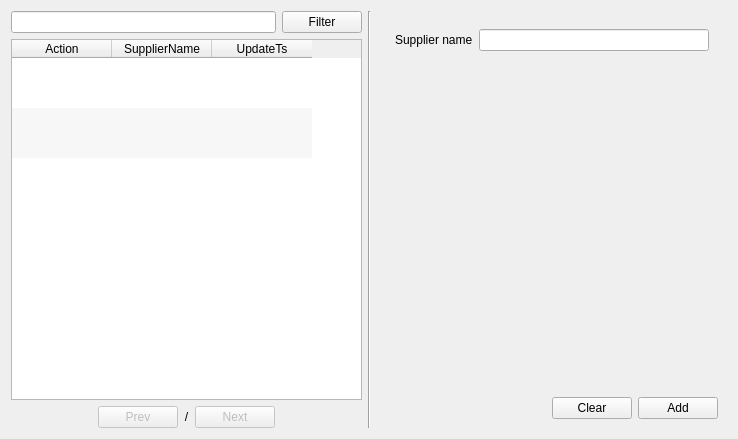
The window that app/views/templates/generated/ManageSupplier.ui (rondalefloyd/mts-pos) describes before a commit, drawn with Qt 5.
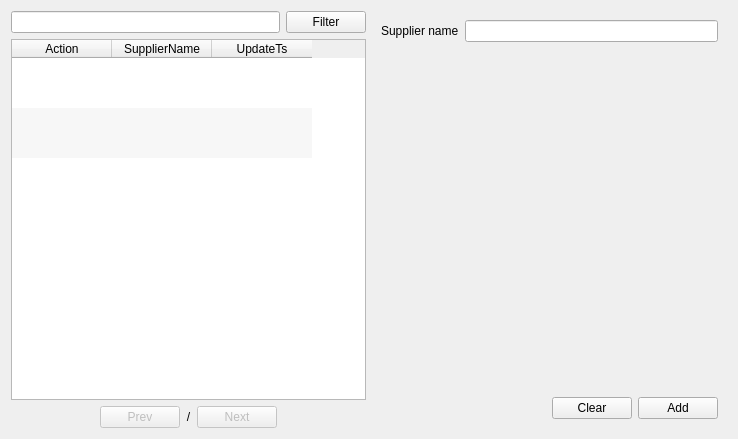
The same window after the commit.

```diff
--- a/app/views/templates/generated/ManageSupplier.ui
+++ b/app/views/templates/generated/ManageSupplier.ui
@@ -165,13 +165,6 @@
      </item>
     </layout>
    </item>
-   <item>
-    <widget class="Line" name="line">
-     <property name="orientation">
-      <enum>Qt::Vertical</enum>
-     </property>
-    </widget>
-   </item>
    <item>
     <widget class="QFrame" name="frameRegister">
      <property name="maximumSize">
@@ -181,17 +174,20 @@
       </size>
      </property>
      <layout class="QVBoxLayout" name="verticalLayout_2">
+      <property name="spacing">
+       <number>0</number>
+      </property>
       <property name="leftMargin">
-       <number>9</number>
+       <number>0</number>
       </property>
       <property name="topMargin">
-       <number>9</number>
+       <number>0</number>
       </property>
       <property name="rightMargin">
-       <number>9</number>
+       <number>0</number>
       </property>
       <property name="bottomMargin">
-       <number>9</number>
+       <number>0</number>
       </property>
       <item>
        <widget class="QScrollArea" name="scrollArea">
@@ -206,8 +202,8 @@
           <rect>
            <x>0</x>
            <y>0</y>
-           <width>284</width>
-           <height>372</height>
+           <width>311</width>
+           <height>380</height>
           </rect>
          </property>
          <layout class="QFormLayout" name="formLayout">
@@ -226,7 +222,8 @@
        </widget>
       </item>
       <item>
-       <layout class="QHBoxLayout" name="horizontalLayout_3">
+       <widget class="QWidget" name="widget" native="true">
+        <layout class="QHBoxLayout" name="horizontalLayout_5">
         <item>
          <spacer name="horizontalSpacer_3">
           <property name="orientation">
@@ -255,6 +252,7 @@
          </widget>
         </item>
        </layout>
+       </widget>
       </item>
      </layout>
     </widget>
```
Lines whose indentation alone changed are shown as unchanged.
